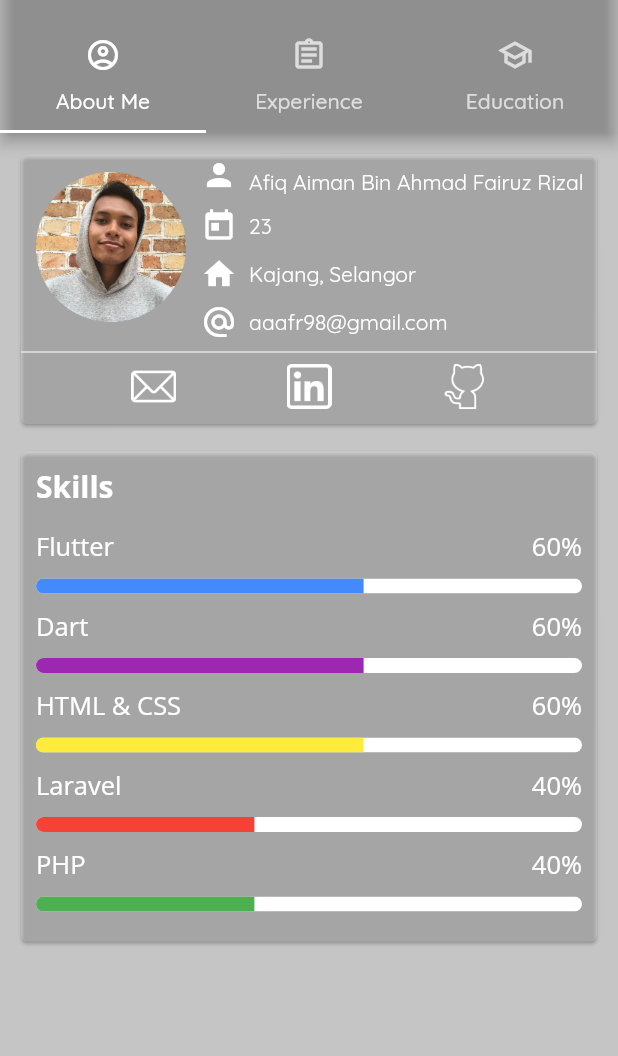
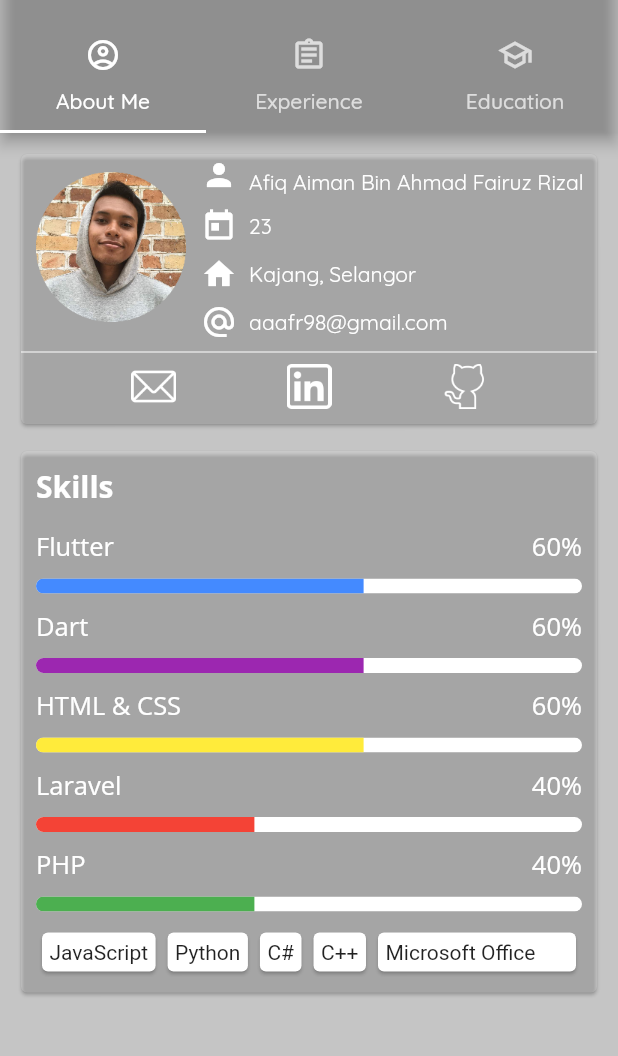
Before and after one commit to afiqaimanafr/resume-mobile-app, a Flutter app: the screen it shows after launch, on a phone screen of 412 x 824 dp, the part 62-1118 px from its top. Run offline on Flutter 3.47's test engine with Material 2 defaults, Android fonts, the phone set to English and light mode, and no system bars.

Commit message:
latest ui

```diff
--- a/lib/screens/about_me/widgets/skills_card.dart
+++ b/lib/screens/about_me/widgets/skills_card.dart
@@ -50,6 +50,18 @@ class SkillsCard extends StatelessWidget {
     );
   }
 
+  Widget buildOtherSkills(String skill) {
+    return ClipRRect(
+      borderRadius: BorderRadius.circular(5),
+      child: Card(
+        child: Padding(
+          padding: const EdgeInsets.all(5.0),
+          child: Text(skill),
+        ),
+      ),
+    );
+  }
+
   @override
   Widget build(BuildContext context) {
     return Container(
@@ -92,6 +104,23 @@ class SkillsCard extends StatelessWidget {
               buildProgressIndicator(0.4, Colors.red),
               buildLabelIndicator('PHP', '40%'),
               buildProgressIndicator(0.4, Colors.green),
+              Padding(
+                padding: const EdgeInsets.symmetric(
+                  horizontal: 10,
+                ),
+                child: Row(
+                  mainAxisAlignment: MainAxisAlignment.spaceEvenly,
+                  children: [
+                    buildOtherSkills('JavaScript'),
+                    buildOtherSkills('Python'),
+                    buildOtherSkills('C#'),
+                    buildOtherSkills('C++'),
+                    Expanded(
+                      child: buildOtherSkills('Microsoft Office'),
+                    ),
+                  ],
+                ),
+              ),
               const SizedBox(
                 height: 10,
               ),
```
